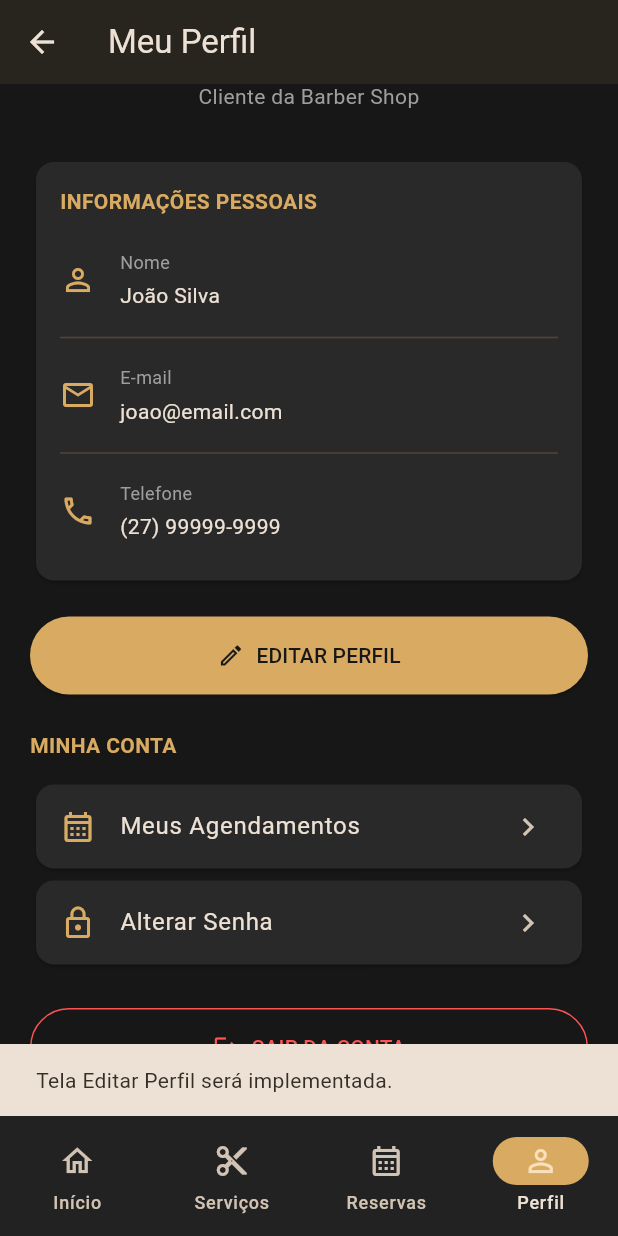
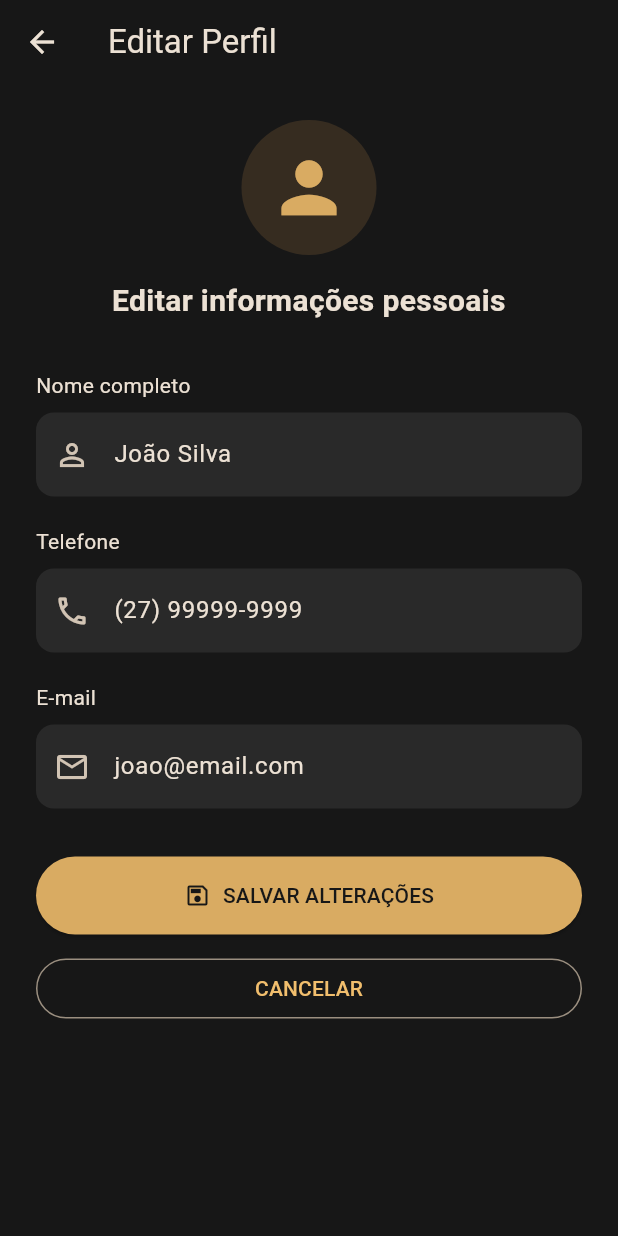
Before and after one commit to Kaicmdalmazio/aplicativoBarberShop, a Flutter app: the PerfilScreen screen opened directly, scrolled down 167 dp, after a tap on "EDITAR PERFIL", on a phone screen of 412 x 824 dp. Run offline on Flutter 3.47's test engine with Material 3 defaults, Android fonts, the phone set to English and light mode, and no system bars.

Commit message:
Adiciona Novas telas

```diff
--- a/lib/main.dart
+++ b/lib/main.dart
@@ -1,6 +1,7 @@
 
 import 'package:flutter/material.dart';
 import 'view/login_screen.dart';
+import 'view/home_screen.dart';
 
 void main() {
   runApp(const BarbeariaApp());
--- /dev/null
+++ b/lib/view/editar_perfil_screen.dart
@@ -0,0 +1,244 @@
+
+import 'package:flutter/material.dart';
+
+class EditarPerfilScreen extends StatefulWidget {
+
+  // Dados recebidos da tela Meu Perfil.
+  final String nome;
+  final String email;
+  final String telefone;
+
+  const EditarPerfilScreen({
+    super.key,
+    required this.nome,
+    required this.email,
+    required this.telefone,
+  });
+
+  @override
+  State<EditarPerfilScreen> createState() =>
+      _EditarPerfilScreenState();
+}
+
+class _EditarPerfilScreenState
+    extends State<EditarPerfilScreen> {
+
+  static const Color _dourado = Color(0xFFD9AB62);
+  static const Color _fundo = Color(0xFF171717);
+
+  final _formKey = GlobalKey<FormState>();
+
+  late final TextEditingController _nomeController;
+  late final TextEditingController _emailController;
+  late final TextEditingController _telefoneController;
+
+  @override
+  void initState() {
+    super.initState();
+
+    // Preenche os campos com os dados recebidos.
+    _nomeController = TextEditingController(
+      text: widget.nome,
+    );
+
+    _emailController = TextEditingController(
+      text: widget.email,
+    );
+
+    _telefoneController = TextEditingController(
+      text: widget.telefone,
+    );
+  }
+
+  // Configuração visual dos campos.
+  InputDecoration _decoracao(
+      String dica,
+      IconData icone,
+      ) {
+    return InputDecoration(
+      hintText: dica,
+      prefixIcon: Icon(icone),
+      filled: true,
+      fillColor: const Color(0xFF292929),
+      border: OutlineInputBorder(
+        borderRadius: BorderRadius.circular(12),
+        borderSide: BorderSide.none,
+      ),
+    );
+  }
+
+  // Valida e retorna os dados atualizados.
+  void _salvar() {
+    if (_formKey.currentState!.validate()) {
+
+      Navigator.pop(context, <String, String>{
+        'nome': _nomeController.text.trim(),
+        'email': _emailController.text.trim(),
+        'telefone': _telefoneController.text.trim(),
+      });
+
+    }
+  }
+
+  @override
+  void dispose() {
+    _nomeController.dispose();
+    _emailController.dispose();
+    _telefoneController.dispose();
+
+    super.dispose();
+  }
+
+  @override
+  Widget build(BuildContext context) {
+    return Scaffold(
+      backgroundColor: _fundo,
+
+      appBar: AppBar(
+        title: const Text('Editar Perfil'),
+        backgroundColor: _fundo,
+      ),
+
+      body: SafeArea(
+        child: SingleChildScrollView(
+          padding: const EdgeInsets.all(24),
+
+          child: Form(
+            key: _formKey,
+
+            child: Column(
+              crossAxisAlignment: CrossAxisAlignment.stretch,
+              children: [
+
+                const CircleAvatar(
+                  radius: 45,
+                  backgroundColor: Color(0xFF362C20),
+                  child: Icon(
+                    Icons.person,
+                    color: _dourado,
+                    size: 55,
+                  ),
+                ),
+
+                const SizedBox(height: 16),
+
+                const Text(
+                  'Editar informações pessoais',
+                  textAlign: TextAlign.center,
+                  style: TextStyle(
+                    fontSize: 20,
+                    fontWeight: FontWeight.bold,
+                  ),
+                ),
+
+                const SizedBox(height: 32),
+
+                // NOME
+                const Text('Nome completo'),
+                const SizedBox(height: 8),
+
+                TextFormField(
+                  controller: _nomeController,
+                  decoration: _decoracao(
+                    'Digite seu nome',
+                    Icons.person_outline,
+                  ),
+
+                  validator: (valor) {
+                    if (valor == null ||
+                        valor.trim().length < 3) {
+                      return 'Informe um nome válido';
+                    }
+                    return null;
+                  },
+                ),
+
+                const SizedBox(height: 20),
+
+                // TELEFONE
+                const Text('Telefone'),
+                const SizedBox(height: 8),
+
+                TextFormField(
+                  controller: _telefoneController,
+                  keyboardType: TextInputType.phone,
+                  decoration: _decoracao(
+                    '(27) 99999-9999',
+                    Icons.phone_outlined,
+                  ),
+
+                  validator: (valor) {
+                    final numeros = (valor ?? '')
+                        .replaceAll(RegExp(r'\D'), '');
+
+                    if (numeros.length != 10 &&
+                        numeros.length != 11) {
+                      return 'Informe um telefone com DDD';
+                    }
+
+                    return null;
+                  },
+                ),
+
+                const SizedBox(height: 20),
+
+                // E-MAIL
+                const Text('E-mail'),
+                const SizedBox(height: 8),
+
+                TextFormField(
+                  controller: _emailController,
+                  keyboardType: TextInputType.emailAddress,
+                  decoration: _decoracao(
+                    'Digite seu e-mail',
+                    Icons.email_outlined,
+                  ),
+
+                  validator: (valor) {
+                    final emailValido = RegExp(
+                      r'^[^@\s]+@[^@\s]+\.[^@\s]+$',
+                    ).hasMatch((valor ?? '').trim());
+
+                    if (!emailValido) {
+                      return 'Informe um e-mail válido';
+                    }
+
+                    return null;
+                  },
+                ),
+
+                const SizedBox(height: 32),
+
+                // SALVAR
+                ElevatedButton.icon(
+                  onPressed: _salvar,
+                  icon: const Icon(Icons.save_outlined),
+                  label: const Text('SALVAR ALTERAÇÕES'),
+
+                  style: ElevatedButton.styleFrom(
+                    backgroundColor: _dourado,
+                    foregroundColor: _fundo,
+                    padding: const EdgeInsets.symmetric(
+                      vertical: 16,
+                    ),
+                  ),
+                ),
+
+                const SizedBox(height: 12),
+
+                // CANCELAR
+                OutlinedButton(
+                  onPressed: () {
+                    Navigator.pop(context);
+                  },
+                  child: const Text('CANCELAR'),
+                ),
+
+              ],
+            ),
+          ),
+        ),
+      ),
+    );
+  }
+}
--- a/lib/view/perfil_screen.dart
+++ b/lib/view/perfil_screen.dart
@@ -1,21 +1,59 @@
 
 import 'package:flutter/material.dart';
+import 'editar_perfil_screen.dart';
 
-class PerfilScreen extends StatelessWidget {
+class PerfilScreen extends StatefulWidget {
   const PerfilScreen({super.key});
+
+  @override
+  State<PerfilScreen> createState() => _PerfilScreenState();
+}
+
+class _PerfilScreenState extends State<PerfilScreen> {
 
   static const Color _dourado = Color(0xFFD9AB62);
   static const Color _fundo = Color(0xFF171717);
   static const Color _cartao = Color(0xFF292929);
 
-  // Mensagem para funcionalidades futuras.
+  // Dados temporários do cliente.
+  String _nome = 'João Silva';
+  String _email = 'joao@email.com';
+  String _telefone = '(27) 99999-9999';
+
+  // Abre a edição e aguarda os dados atualizados.
+  Future<void> _abrirEdicao() async {
+
+    final resultado =
+    await Navigator.push<Map<String, String>>(
+      context,
+      MaterialPageRoute(
+        builder: (context) => EditarPerfilScreen(
+          nome: _nome,
+          email: _email,
+          telefone: _telefone,
+        ),
+      ),
+    );
+
+    // Verifica se a tela continua ativa e se houve salvamento.
+    if (!mounted || resultado == null) {
+      return;
+    }
+
+    // Atualiza os dados exibidos no Perfil.
+    setState(() {
+      _nome = resultado['nome'] ?? _nome;
+      _email = resultado['email'] ?? _email;
+      _telefone = resultado['telefone'] ?? _telefone;
+    });
+  }
+
   void _avisar(BuildContext context, String mensagem) {
     ScaffoldMessenger.of(context).showSnackBar(
       SnackBar(content: Text(mensagem)),
     );
   }
 
-  // Cria um campo visual de informação pessoal.
   Widget _informacao(
       IconData icone,
       String titulo,
@@ -49,7 +87,6 @@ class PerfilScreen extends StatelessWidget {
     );
   }
 
-  // Cria uma opção clicável da conta.
   Widget _opcao(
       IconData icone,
       String titulo,
@@ -66,15 +103,14 @@ class PerfilScreen extends StatelessWidget {
     );
   }
 
-  // Solicita confirmação antes de sair.
-  Future<void> _confirmarSaida(BuildContext context) async {
+  Future<void> _confirmarSaida() async {
     final confirmou = await showDialog<bool>(
       context: context,
       builder: (dialogContext) {
         return AlertDialog(
           title: const Text('Sair da conta'),
           content: const Text(
-            'Deseja realmente voltar para a tela de Login?',
+            'Deseja realmente voltar para o Login?',
           ),
           actions: [
             TextButton(
@@ -83,7 +119,6 @@ class PerfilScreen extends StatelessWidget {
               },
               child: const Text('Cancelar'),
             ),
-
             TextButton(
               onPressed: () {
                 Navigator.pop(dialogContext, true);
@@ -95,7 +130,7 @@ class PerfilScreen extends StatelessWidget {
       },
     );
 
-    if (confirmou == true && context.mounted) {
+    if (confirmou == true && mounted) {
       Navigator.of(context).popUntil(
             (route) => route.isFirst,
       );
@@ -120,7 +155,6 @@ class PerfilScreen extends StatelessWidget {
             crossAxisAlignment: CrossAxisAlignment.stretch,
             children: [
 
-              // FOTO E NOME DO CLIENTE
               const CircleAvatar(
                 radius: 45,
                 backgroundColor: Color(0xFF362C20),
@@ -133,10 +167,11 @@ class PerfilScreen extends StatelessWidget {
 
               const SizedBox(height: 16),
 
-              const Text(
-                'João Silva',
+              // Nome agora é dinâmico.
+              Text(
+                _nome,
                 textAlign: TextAlign.center,
-                style: TextStyle(
+                style: const TextStyle(
                   fontSize: 24,
                   fontWeight: FontWeight.bold,
                 ),
@@ -152,11 +187,11 @@ class PerfilScreen extends StatelessWidget {
 
               const SizedBox(height: 30),
 
-              // INFORMAÇÕES PESSOAIS
               Card(
                 color: _cartao,
                 child: Padding(
                   padding: const EdgeInsets.all(16),
+
                   child: Column(
                     crossAxisAlignment: CrossAxisAlignment.start,
                     children: [
@@ -174,7 +209,7 @@ class PerfilScreen extends StatelessWidget {
                       _informacao(
                         Icons.person_outline,
                         'Nome',
-                        'João Silva',
+                        _nome,
                       ),
 
                       const Divider(),
@@ -182,7 +217,7 @@ class PerfilScreen extends StatelessWidget {
                       _informacao(
                         Icons.email_outlined,
                         'E-mail',
-                        'joao@email.com',
+                        _email,
                       ),
 
                       const Divider(),
@@ -190,7 +225,7 @@ class PerfilScreen extends StatelessWidget {
                       _informacao(
                         Icons.phone_outlined,
                         'Telefone',
-                        '(27) 99999-9999',
+                        _telefone,
                       ),
 
                     ],
@@ -202,14 +237,10 @@ class PerfilScreen extends StatelessWidget {
 
               // EDITAR PERFIL
               ElevatedButton.icon(
-                onPressed: () {
-                  _avisar(
-                    context,
-                    'Tela Editar Perfil será implementada.',
-                  );
-                },
+                onPressed: _abrirEdicao,
                 icon: const Icon(Icons.edit_outlined),
                 label: const Text('EDITAR PERFIL'),
+
                 style: ElevatedButton.styleFrom(
                   backgroundColor: _dourado,
                   foregroundColor: _fundo,
@@ -255,11 +286,11 @@ class PerfilScreen extends StatelessWidget {
 
               const SizedBox(height: 25),
 
-              // SAIR DA CONTA
               OutlinedButton.icon(
-                onPressed: () => _confirmarSaida(context),
+                onPressed: _confirmarSaida,
                 icon: const Icon(Icons.logout),
                 label: const Text('SAIR DA CONTA'),
+
                 style: OutlinedButton.styleFrom(
                   foregroundColor: Colors.redAccent,
                   side: const BorderSide(
@@ -270,13 +301,11 @@ class PerfilScreen extends StatelessWidget {
                   ),
                 ),
               ),
-
             ],
           ),
         ),
       ),
 
-      // MENU INFERIOR
       bottomNavigationBar: NavigationBar(
         selectedIndex: 3,
         backgroundColor: const Color(0xFF222222),
```
Also changed, not shown: lib/service/mapa_service.dart (added, +24 -0 lines), lib/view/home_screen.dart (+14 -3 lines), lib/view/localizacao_screen.dart (added, +324 -0 lines).
